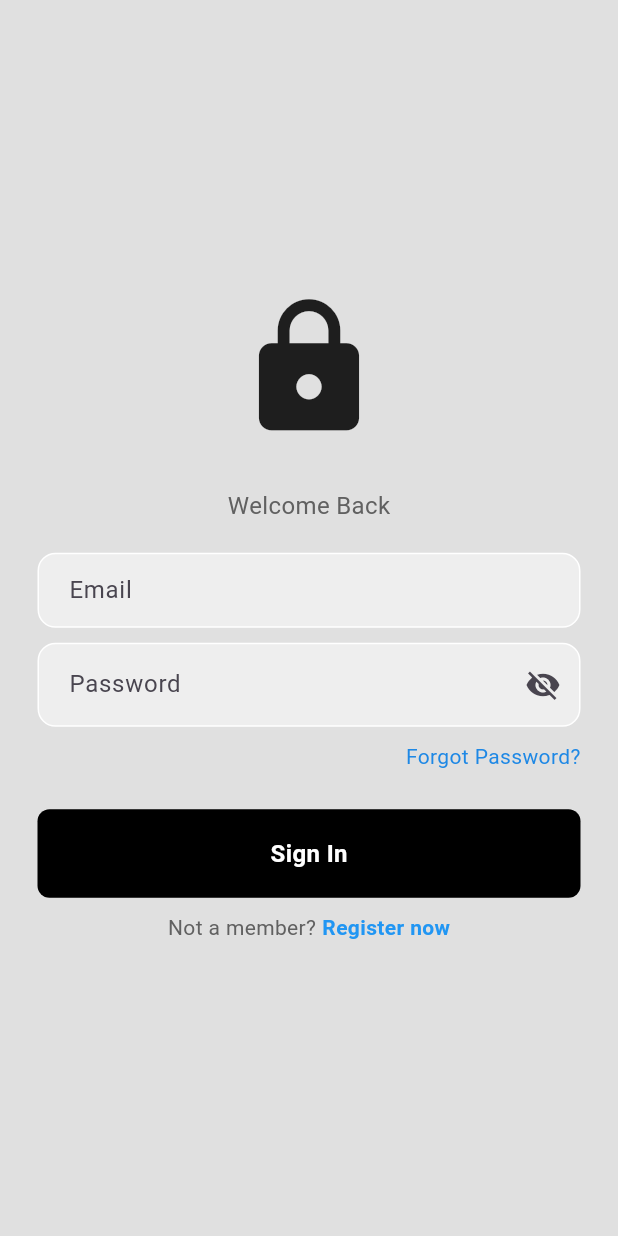
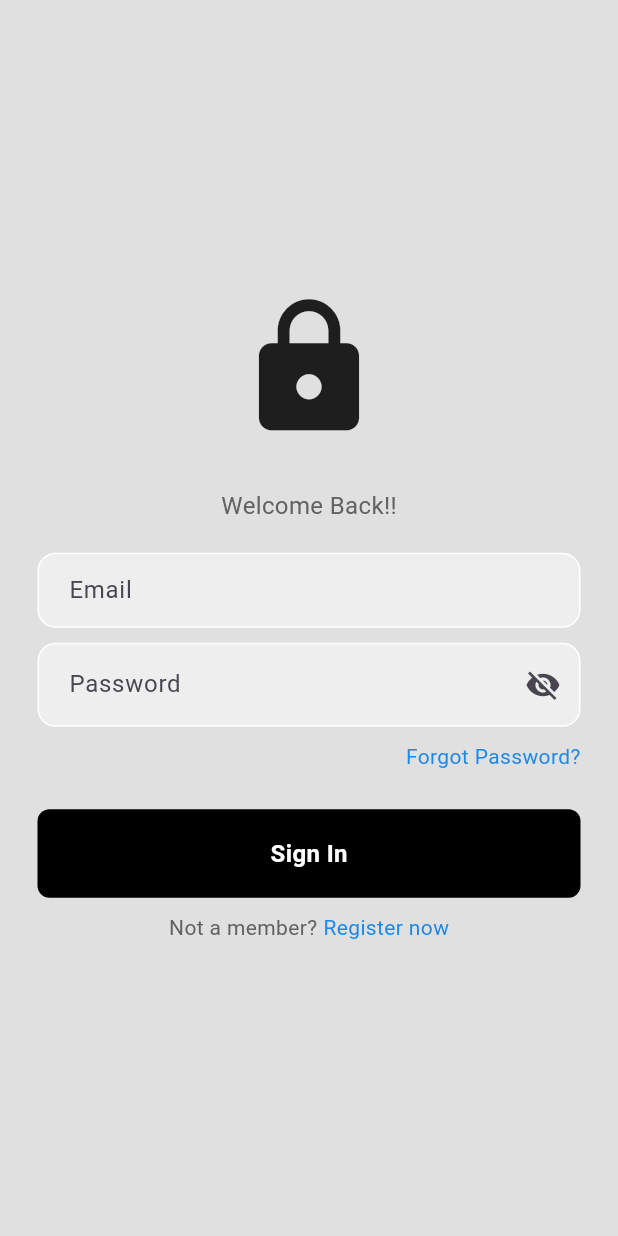
Before and after one commit to Nofangagah/PTPM-tugas1, a Flutter app: the screen it shows after launch, on a phone screen of 412 x 824 dp. Run offline on Flutter 3.47's test engine with Material 3 defaults, Android fonts, the light colour scheme and no system bars.

Commit message:
change font color

```diff
--- a/lib/Pages/login_page.dart
+++ b/lib/Pages/login_page.dart
@@ -25,7 +25,7 @@ class _LoginPageState extends State<LoginPage> {
               ),
               const SizedBox(height: 30),
               Text(
-                'Welcome Back',
+                'Welcome Back!!',
                 style: TextStyle(
                   color: Colors.grey[700],
                   fontSize: 16,
@@ -133,11 +133,11 @@ class _LoginPageState extends State<LoginPage> {
                     ),
                   ),
                   const SizedBox(width: 4),
-                  const Text(
+                   Text(
                     'Register now',
                     style: TextStyle(
-                      color: Colors.blue,
-                      fontWeight: FontWeight.bold,
+                      color: Colors.blue[600],
+
                     ),
                   ),
                 ],
```
